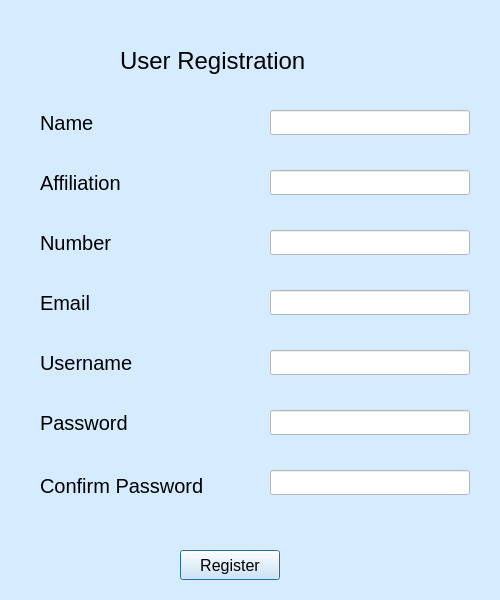
This is user_reg.ui in adityarnayak2001/MLT_BabyAnalysis as Qt 5 draws it before an edit. The edited form follows.
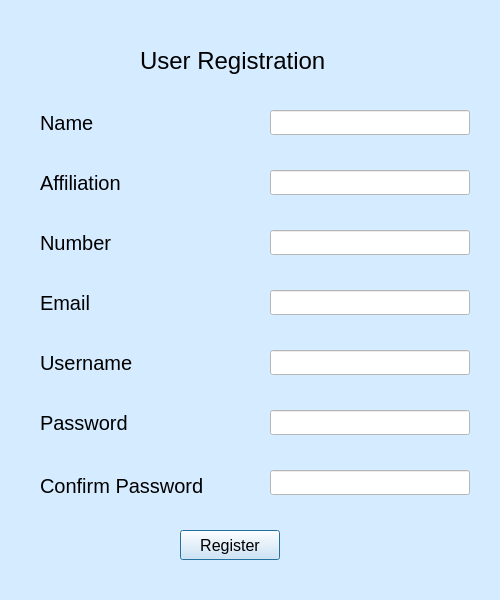
This is the edited form.

What changed in the file:
```diff
--- a/user_reg.ui
+++ b/user_reg.ui
@@ -120,7 +120,7 @@
   <widget class="QLabel" name="label_3">
    <property name="geometry">
     <rect>
-     <x>120</x>
+     <x>140</x>
      <y>40</y>
      <width>251</width>
      <height>41</height>
@@ -158,7 +158,7 @@
    <property name="geometry">
     <rect>
      <x>180</x>
-     <y>550</y>
+     <y>530</y>
      <width>100</width>
      <height>30</height>
     </rect>
```
